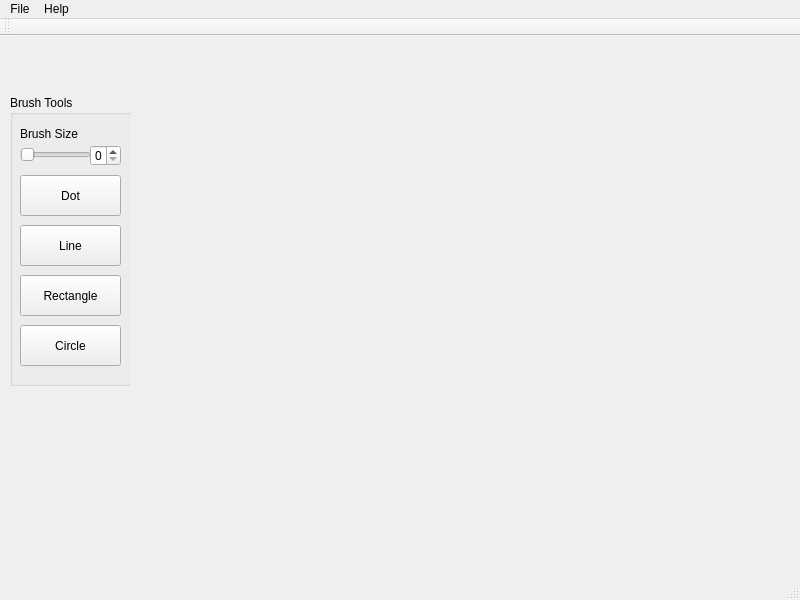
This is GigBagSpriteEditor/spriteeditorwindow.ui in ChristopherDHanson/SpriteEditor as Qt 5 draws it before an edit. The edited form follows.
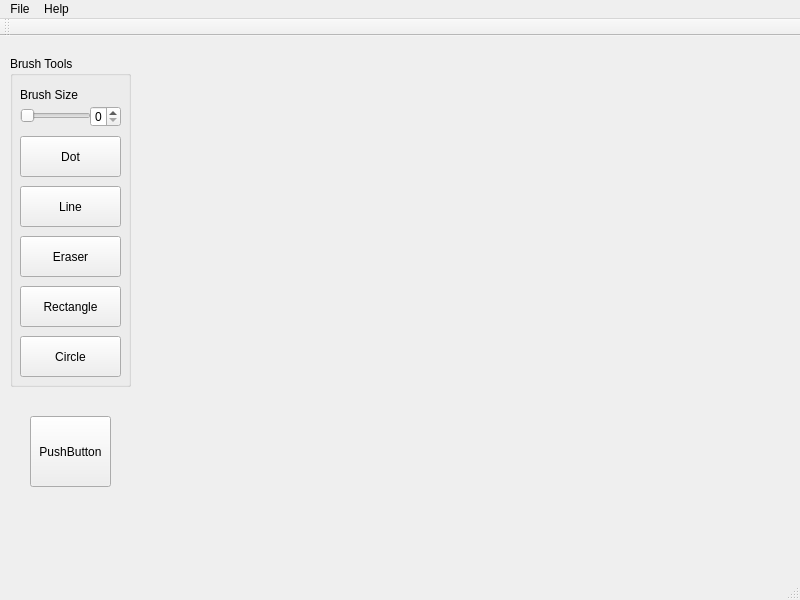
This is the edited form.

What changed in the file:
```diff
--- a/GigBagSpriteEditor/spriteeditorwindow.ui
+++ b/GigBagSpriteEditor/spriteeditorwindow.ui
@@ -28,9 +28,9 @@
     <property name="geometry">
      <rect>
       <x>10</x>
-      <y>59</y>
-      <width>120</width>
-      <height>291</height>
+      <y>20</y>
+      <width>121</width>
+      <height>331</height>
      </rect>
     </property>
     <widget class="QGroupBox" name="brushToolBox">
@@ -39,7 +39,7 @@
        <x>0</x>
        <y>0</y>
        <width>121</width>
-       <height>291</height>
+       <height>331</height>
       </rect>
      </property>
      <property name="title">
@@ -88,7 +88,7 @@
       <property name="geometry">
        <rect>
         <x>10</x>
-        <y>180</y>
+        <y>230</y>
         <width>101</width>
         <height>41</height>
        </rect>
@@ -101,7 +101,7 @@
       <property name="geometry">
        <rect>
         <x>10</x>
-        <y>230</y>
+        <y>280</y>
         <width>101</width>
         <height>41</height>
        </rect>
@@ -133,6 +133,19 @@
        </rect>
       </property>
      </widget>
+     <widget class="QPushButton" name="eraserButton">
+      <property name="geometry">
+       <rect>
+        <x>10</x>
+        <y>180</y>
+        <width>101</width>
+        <height>41</height>
+       </rect>
+      </property>
+      <property name="text">
+       <string>Eraser</string>
+      </property>
+     </widget>
     </widget>
    </widget>
    <widget class="QWidget" name="timelineWidget" native="true">
@@ -148,12 +161,25 @@
    <widget class="QWidget" name="colorPickerWidget" native="true">
     <property name="geometry">
      <rect>
-      <x>9</x>
-      <y>369</y>
+      <x>10</x>
+      <y>360</y>
       <width>121</width>
-      <height>121</height>
+      <height>161</height>
      </rect>
     </property>
+    <widget class="QPushButton" name="pushButton">
+     <property name="geometry">
+      <rect>
+       <x>20</x>
+       <y>20</y>
+       <width>81</width>
+       <height>71</height>
+      </rect>
+     </property>
+     <property name="text">
+      <string>PushButton</string>
+     </property>
+    </widget>
    </widget>
   </widget>
   <widget class="QMenuBar" name="menuBar">
```
